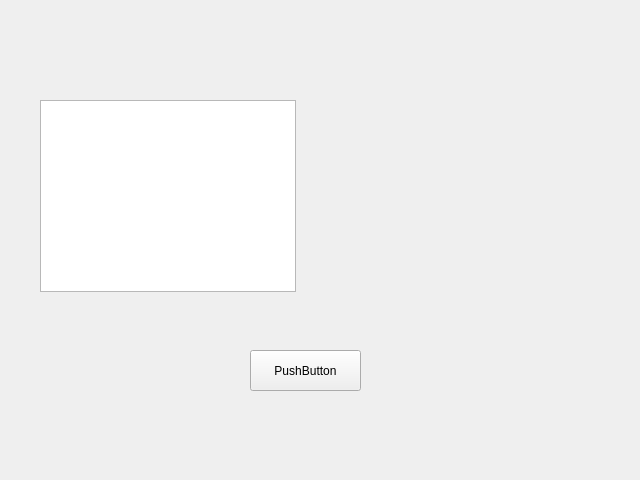
Q-Wednesday/FTPClient, file fileexplorer.ui: the form before one commit.
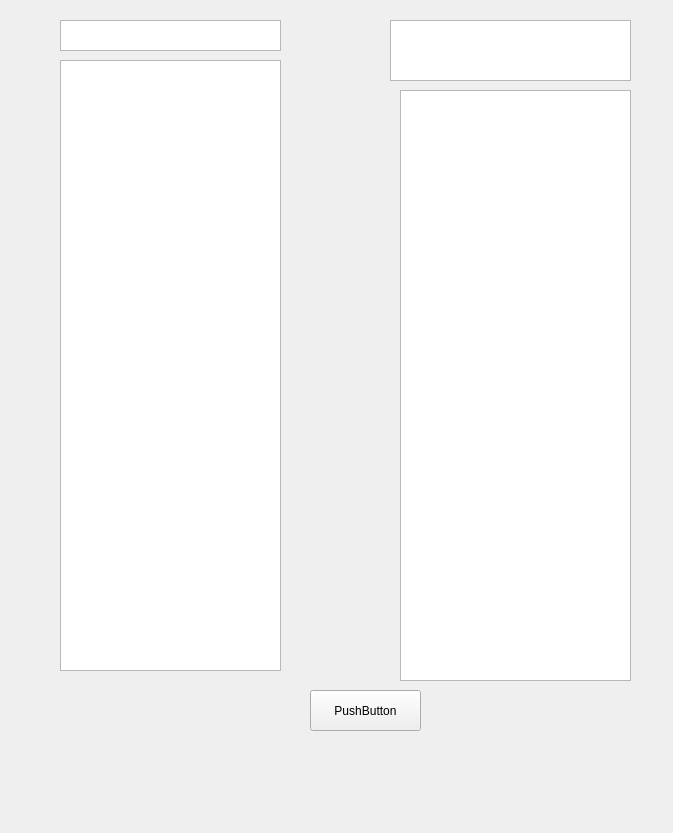
The form after the commit.

Diff of the .ui file:
```diff
--- a/fileexplorer.ui
+++ b/fileexplorer.ui
@@ -6,28 +6,18 @@
    <rect>
     <x>0</x>
     <y>0</y>
-    <width>640</width>
-    <height>480</height>
+    <width>673</width>
+    <height>833</height>
    </rect>
   </property>
   <property name="windowTitle">
    <string>Form</string>
   </property>
-  <widget class="QListView" name="listView">
-   <property name="geometry">
-    <rect>
-     <x>40</x>
-     <y>100</y>
-     <width>256</width>
-     <height>192</height>
-    </rect>
-   </property>
-  </widget>
   <widget class="QPushButton" name="pushButton">
    <property name="geometry">
     <rect>
-     <x>250</x>
-     <y>350</y>
+     <x>310</x>
+     <y>690</y>
      <width>111</width>
      <height>41</height>
     </rect>
@@ -36,6 +26,52 @@
     <string>PushButton</string>
    </property>
   </widget>
+  <widget class="QListWidget" name="remoteFileInfo">
+   <property name="geometry">
+    <rect>
+     <x>60</x>
+     <y>60</y>
+     <width>221</width>
+     <height>611</height>
+    </rect>
+   </property>
+  </widget>
+  <widget class="QListWidget" name="remoteDir">
+   <property name="geometry">
+    <rect>
+     <x>60</x>
+     <y>20</y>
+     <width>221</width>
+     <height>31</height>
+    </rect>
+   </property>
+   <property name="flow">
+    <enum>QListView::LeftToRight</enum>
+   </property>
+  </widget>
+  <widget class="QListWidget" name="localFileInfo">
+   <property name="geometry">
+    <rect>
+     <x>400</x>
+     <y>90</y>
+     <width>231</width>
+     <height>591</height>
+    </rect>
+   </property>
+  </widget>
+  <widget class="QListWidget" name="localDir">
+   <property name="geometry">
+    <rect>
+     <x>390</x>
+     <y>20</y>
+     <width>241</width>
+     <height>61</height>
+    </rect>
+   </property>
+   <property name="flow">
+    <enum>QListView::LeftToRight</enum>
+   </property>
+  </widget>
  </widget>
  <resources/>
  <connections/>
```
